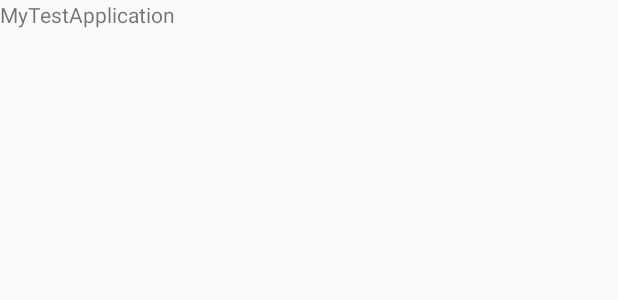
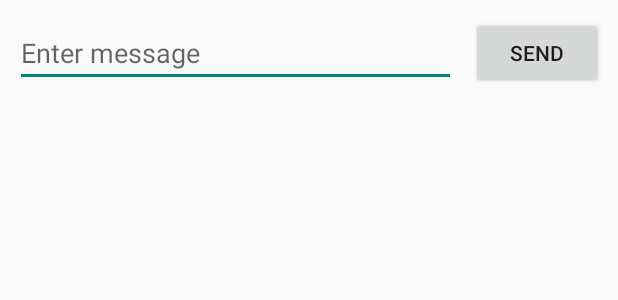
Before and after one commit to skumar126/AndroidAssignments, an Android app built with Jetpack Compose: the layout layout_activity_main.xml on its own in the app's theme, with its tools: preview values and no code run, on a phone screen of 412 x 824 dp. Shown: the top 300 px of the screen. Run offline under Robolectric (Android 15) with nearby library versions, the phone set to English and light mode, and no system bars.

Commit message:
Replaced the main activity layout

```diff
--- a/app/src/main/res/layout/layout_activity_main.xml
+++ b/app/src/main/res/layout/layout_activity_main.xml
@@ -1,12 +1,50 @@
 <?xml version="1.0" encoding="utf-8"?>
-<LinearLayout xmlns:android="http://schemas.android.com/apk/res/android"
+<RelativeLayout xmlns:android="http://schemas.android.com/apk/res/android"
     android:layout_width="match_parent"
-    android:layout_height="match_parent"
-    android:orientation="vertical">
+    android:layout_height="match_parent">
 
-    <TextView
-        android:layout_width="wrap_content"
+    <TableRow
+        android:id="@+id/tr_send_message"
+        android:layout_width="match_parent"
         android:layout_height="wrap_content"
-        android:text="@string/app_name"/>
+        android:gravity="center"
+        android:layout_alignParentStart="true"
+        android:layout_alignParentTop="true"
+        android:layout_marginTop="11dp">
 
-</LinearLayout>
+
+        <EditText
+            android:id="@+id/edt_send_message"
+            android:layout_width="0dp"
+            android:layout_height="wrap_content"
+            android:layout_weight="1"
+            android:layout_marginStart="10dp"
+            android:layout_marginEnd="10dp"
+            android:hint="@string/enter_message_hint"
+            android:inputType="text"
+            android:autofillHints="@string/enter_message_hint"/>
+
+
+        <Button
+            android:id="@+id/btn_send"
+            android:layout_width="wrap_content"
+            android:layout_height="wrap_content"
+            android:layout_marginEnd="10dp"
+            android:text="@string/button_title" />
+    </TableRow>
+
+    <ScrollView
+        android:layout_width="match_parent"
+        android:layout_height="match_parent"
+        android:layout_alignParentStart="true"
+        android:layout_below="@+id/tr_send_message"
+        android:layout_marginTop="25dp"
+        android:id="@+id/scrollView2">
+
+        <TextView
+            android:id="@+id/tv_reply_from_server"
+            android:layout_width="match_parent"
+            android:layout_height="wrap_content"
+            android:orientation="vertical" />
+    </ScrollView>
+</RelativeLayout>
--- a/app/src/main/res/values/strings.xml
+++ b/app/src/main/res/values/strings.xml
@@ -1,3 +1,5 @@
 <resources>
     <string name="app_name">MyTestApplication</string>
+    <string name="enter_message_hint">Enter message</string>
+    <string name="button_title">Send</string>
 </resources>
```
